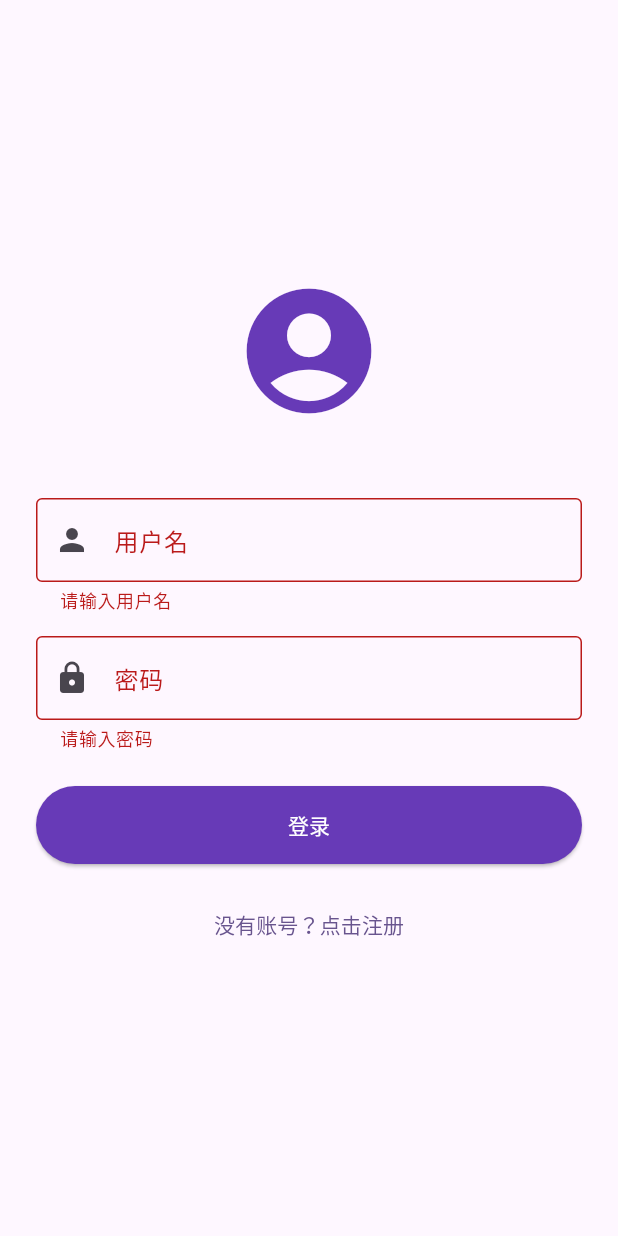
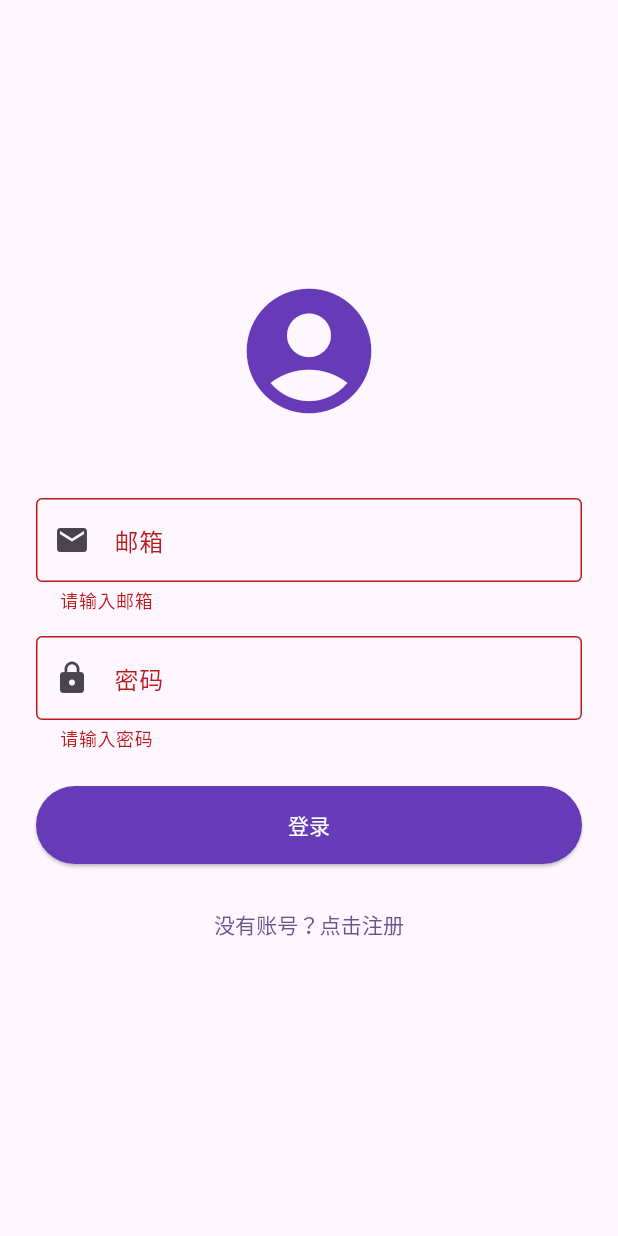
Before and after one commit to GosuQuan/flutter-roadmap, a Flutter app: the screen it shows after launch, after a tap on "登录", on a phone screen of 412 x 824 dp. Run offline on Flutter 3.47's test engine with Material 3 defaults, Android fonts, the phone set to English and light mode, and no system bars.

```diff
--- a/lib/screens/login_screen.dart
+++ b/lib/screens/login_screen.dart
@@ -1,6 +1,7 @@
 import 'package:flutter/material.dart';
 import 'home_screen.dart';
 import 'register_screen.dart';
+import '../services/auth_service.dart';
 
 class LoginScreen extends StatefulWidget {
   const LoginScreen({super.key});
@@ -11,22 +12,66 @@ class LoginScreen extends StatefulWidget {
 
 class _LoginScreenState extends State<LoginScreen> {
   final _formKey = GlobalKey<FormState>();
-  final _usernameController = TextEditingController();
+  final _emailController = TextEditingController();
   final _passwordController = TextEditingController();
+  final _authService = AuthService();
+  bool _isLoading = false;
 
   @override
   void dispose() {
-    _usernameController.dispose();
+    _emailController.dispose();
     _passwordController.dispose();
     super.dispose();
   }
 
-  void _login() {
+  Future<void> _login() async {
     if (_formKey.currentState!.validate()) {
-      // TODO: 实现实际的登录逻辑
-      Navigator.of(context).pushReplacement(
-        MaterialPageRoute(builder: (context) => const HomeScreen()),
-      );
+      setState(() {
+        _isLoading = true;
+      });
+
+      try {
+        final user = await _authService.login(
+          _emailController.text,
+          _passwordController.text,
+        );
+
+        if (mounted) {
+          Navigator.of(context).pushReplacement(
+            MaterialPageRoute(builder: (context) => const HomeScreen()),
+          );
+        }
+      } catch (e) {
+        if (mounted) {
+          ScaffoldMessenger.of(context).showSnackBar(
+            SnackBar(
+              content: Row(
+                children: [
+                  const Icon(Icons.error_outline, color: Colors.white),
+                  const SizedBox(width: 8),
+                  Expanded(child: Text(e.toString())),
+                ],
+              ),
+              backgroundColor: Colors.red,
+              duration: const Duration(seconds: 4),
+              behavior: SnackBarBehavior.floating,
+              action: SnackBarAction(
+                label: '关闭',
+                textColor: Colors.white,
+                onPressed: () {
+                  ScaffoldMessenger.of(context).hideCurrentSnackBar();
+                },
+              ),
+            ),
+          );
+        }
+      } finally {
+        if (mounted) {
+          setState(() {
+            _isLoading = false;
+          });
+        }
+      }
     }
   }
 
@@ -55,15 +100,20 @@ class _LoginScreenState extends State<LoginScreen> {
                 ),
                 const SizedBox(height: 48),
                 TextFormField(
-                  controller: _usernameController,
+                  controller: _emailController,
                   decoration: const InputDecoration(
-                    labelText: '用户名',
-                    prefixIcon: Icon(Icons.person),
+                    labelText: '邮箱',
+                    prefixIcon: Icon(Icons.email),
                     border: OutlineInputBorder(),
                   ),
+                  keyboardType: TextInputType.emailAddress,
                   validator: (value) {
                     if (value == null || value.isEmpty) {
-                      return '请输入用户名';
+                      return '请输入邮箱';
+                    }
+                    if (!RegExp(r'^[\w-\.]+@([\w-]+\.)+[\w-]{2,4}$')
+                        .hasMatch(value)) {
+                      return '请输入有效的邮箱地址';
                     }
                     return null;
                   },
@@ -86,13 +136,23 @@ class _LoginScreenState extends State<LoginScreen> {
                 ),
                 const SizedBox(height: 24),
                 ElevatedButton(
-                  onPressed: _login,
+                  onPressed: _isLoading ? null : _login,
                   style: ElevatedButton.styleFrom(
                     padding: const EdgeInsets.symmetric(vertical: 16),
                     backgroundColor: Colors.deepPurple,
                     foregroundColor: Colors.white,
                   ),
-                  child: const Text('登录'),
+                  child: _isLoading
+                      ? const SizedBox(
+                          height: 20,
+                          width: 20,
+                          child: CircularProgressIndicator(
+                            strokeWidth: 2,
+                            valueColor:
+                                AlwaysStoppedAnimation<Color>(Colors.white),
+                          ),
+                        )
+                      : const Text('登录'),
                 ),
                 const SizedBox(height: 16),
                 TextButton(
--- a/pubspec.yaml
+++ b/pubspec.yaml
@@ -35,6 +35,7 @@ dependencies:
   # The following adds the Cupertino Icons font to your application.
   # Use with the CupertinoIcons class for iOS style icons.
   cupertino_icons: ^1.0.8
+  uuid: ^4.5.1
 
 dev_dependencies:
   flutter_test:
```
Also changed, not shown: lib/screens/doubao_chat_screen.dart (added, +214 -0 lines), lib/screens/home_screen.dart (+13 -0 lines), lib/screens/register_screen.dart (+44 -4 lines), lib/services/auth_service.dart (added, +153 -0 lines), lib/services/doubao_service.dart (added, +110 -0 lines), pubspec.lock, 1 other file.
